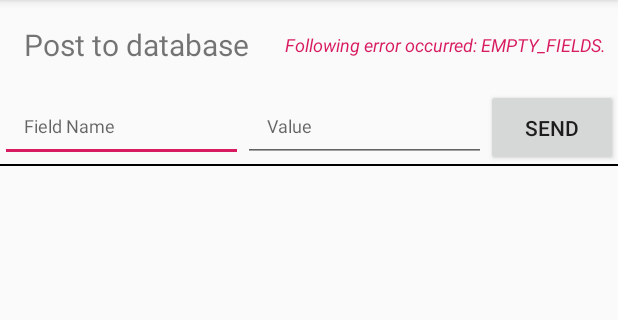
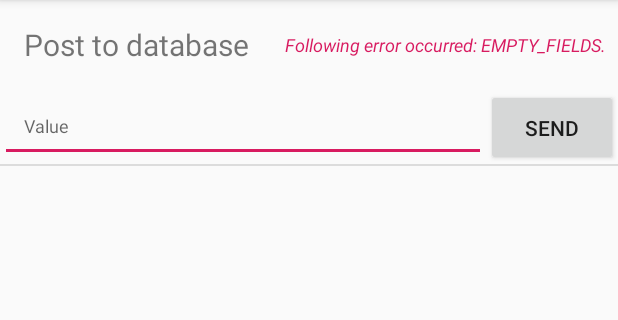
Before and after one commit to VitalyKuznetsov97/FirebaseDatabaseProjectAndroid, an Android app: the screen it shows after launch (MainActivity), after a tap on "SEND", on a phone screen of 412 x 824 dp, the part 84-404 px from its top. Run offline under Robolectric (Android 15) with nearby library versions, the phone set to English and light mode, and no system bars; our stand-ins replace Firebase (no records; nobody signed in at launch, a user with empty details on screens opened directly), RxJava; 3 statements that could not run were skipped.

Commit message:
Changing UI. Minor Refactoring.

```diff
--- a/app/src/main/java/com/vitaly_kuznetsov/firebasekotlindemo/presentation/IMainView.kt
+++ b/app/src/main/java/com/vitaly_kuznetsov/firebasekotlindemo/presentation/IMainView.kt
@@ -4,7 +4,7 @@ import android.content.Context
 import com.vitaly_kuznetsov.firebasekotlindemo.data.ExceptionBundle
 
 interface IMainView {
-    fun getFields() : List<String>
+    fun getValue() : String
     fun clearFields()
     fun showDataBaseContents(list : List<String>)
     fun showError(error : ExceptionBundle)
--- a/app/src/main/java/com/vitaly_kuznetsov/firebasekotlindemo/presentation/MainActivity.kt
+++ b/app/src/main/java/com/vitaly_kuznetsov/firebasekotlindemo/presentation/MainActivity.kt
@@ -21,7 +21,6 @@ class MainActivity : AppCompatActivity(), IMainView {
 
         button.setOnClickListener {presenter.onSendClicked()}
         reconnect.setOnClickListener {presenter.onReconnectClicked()}
-        left.setOnFocusChangeListener { _, _ -> checkError() }
         right.setOnFocusChangeListener { _, _ -> checkError() }
 
         intent.extras?.let {
@@ -37,10 +36,9 @@ class MainActivity : AppCompatActivity(), IMainView {
         if (error_text.text == checkError.extras.getString(checkError.ERROR_STRING)) error_text.text = ""
     }
 
-    override fun getFields() = listOf(left.text.toString(), right.text.toString())
+    override fun getValue() = right.text.toString()
 
     override fun clearFields() {
-        left.setText("")
         right.setText("")
     }
 
--- a/app/src/main/java/com/vitaly_kuznetsov/firebasekotlindemo/presentation/MainPresenter.kt
+++ b/app/src/main/java/com/vitaly_kuznetsov/firebasekotlindemo/presentation/MainPresenter.kt
@@ -19,34 +19,30 @@ class MainPresenter(private val view: IMainView) {
     fun intentHandled(msg : Any) {if (msg is String) Log.i(TAG, msg)}
 
     fun onSendClicked() {
-        val list = view.getFields()
-        val num = list.component1().toIntOrNull()
+        val valueText = view.getValue()
+        val num = valueText.toIntOrNull()
 
-        if (list.component1() == "" || list.component2() == "") {
+        if (valueText == "") {
             onError(ExceptionBundle(ExceptionBundle.Reason.EMPTY_FIELDS))
-            return
-        }
-        else if (num == null || num < 0 || num > 100) {
-            onError(ExceptionBundle(ExceptionBundle.Reason.WRONG_FIELD_FORMAT))
             return
         }
 
         view.clearFields()
-        checkConnection(list)
+        checkConnection(valueText)
     }
 
     fun onReconnectClicked() {
         checkConnection()
     }
 
-    private fun checkConnection(list: List<String> = listOf()){
+    private fun checkConnection(valueText: String = ""){
         val internetConnection = InternetConnection()
         disposable = internetConnection.hasInternetConnection()
             .subscribe{hasInternet ->
                 if (hasInternet){
                     view.toggleReconnect(false)
                     fireBaseController.connect(this)
-                    if (list.isNotEmpty()) sendMessage(list)
+                    if (valueText != "") sendMessage(valueText)
                 }
                 else{
                     view.toggleReconnect(true)
@@ -70,8 +66,8 @@ class MainPresenter(private val view: IMainView) {
         disposable?.dispose()
     }
 
-    private fun sendMessage(list: List<String>) {
-        fireBaseController.sendMessage(list.component1(), list.component2())
+    private fun sendMessage(message: String) {
+        fireBaseController.sendMessage(message)
         disposable?.dispose()
     }
 
--- a/app/src/main/res/layout/activity_main.xml
+++ b/app/src/main/res/layout/activity_main.xml
@@ -45,23 +45,11 @@
         <androidx.appcompat.widget.AppCompatEditText
                 android:layout_width="0dp"
                 android:layout_height="wrap_content"
-                android:hint="@string/field_name"
-                android:textSize="12sp"
-                android:id="@+id/left"
-                android:padding="16dp"
-                app:layout_constraintLeft_toLeftOf="parent"
-                app:layout_constraintRight_toLeftOf="@id/right"
-                app:layout_constraintTop_toBottomOf="@id/text"
-                tools:ignore="Autofill,TextFields"/>
-
-        <androidx.appcompat.widget.AppCompatEditText
-                android:layout_width="0dp"
-                android:layout_height="wrap_content"
                 android:hint="@string/value"
                 android:textSize="12sp"
                 android:id="@+id/right"
                 android:padding="16dp"
-                app:layout_constraintLeft_toRightOf="@id/left"
+                app:layout_constraintLeft_toLeftOf="parent"
                 app:layout_constraintRight_toLeftOf="@id/button"
                 app:layout_constraintTop_toBottomOf="@id/text"
                 tools:ignore="Autofill,TextFields"/>
@@ -91,7 +79,7 @@
             app:layout_constraintTop_toBottomOf="@id/constraint_layout_0"/>
 
     <View android:layout_width="match_parent" android:layout_height="1dp"
-          android:background="@color/common_google_signin_btn_text_dark_focused"
+          android:background="@color/common_google_signin_btn_text_dark_disabled"
           app:layout_constraintBottom_toBottomOf="@id/reconnect"/>
 
     <androidx.recyclerview.widget.RecyclerView
```
Also changed, not shown: app/src/main/java/com/vitaly_kuznetsov/firebasekotlindemo/data/FireBaseController.kt (+11 -6 lines), app/src/main/java/com/vitaly_kuznetsov/firebasekotlindemo/presentation/ModelMapper.kt (+6 -2 lines).
